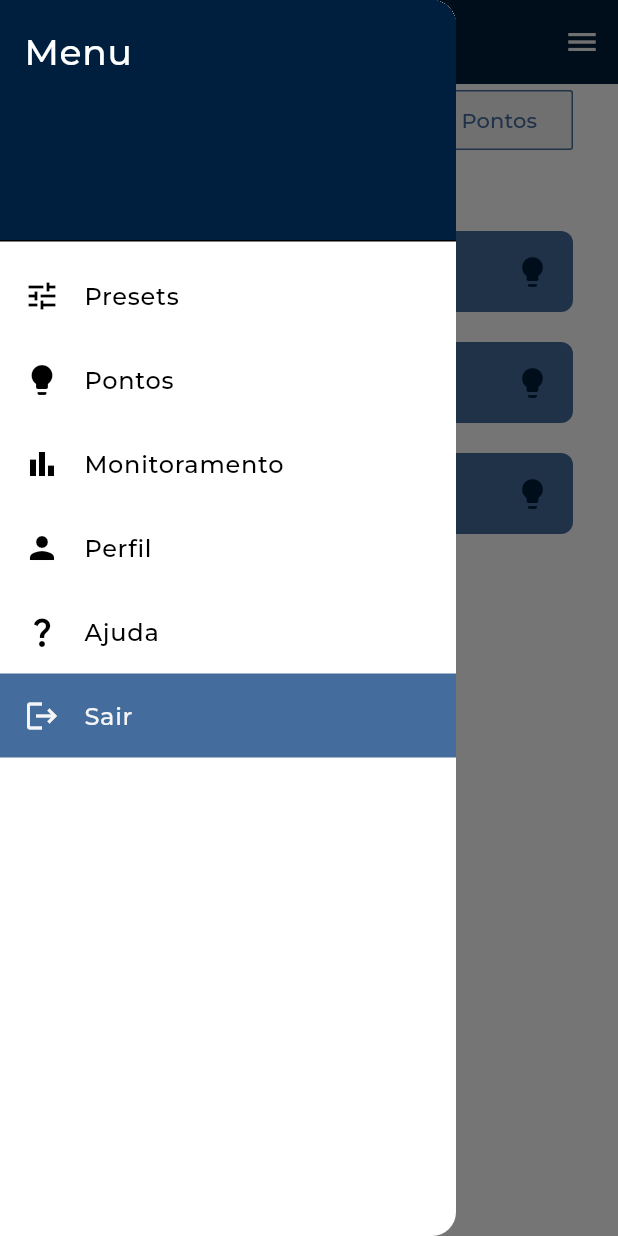
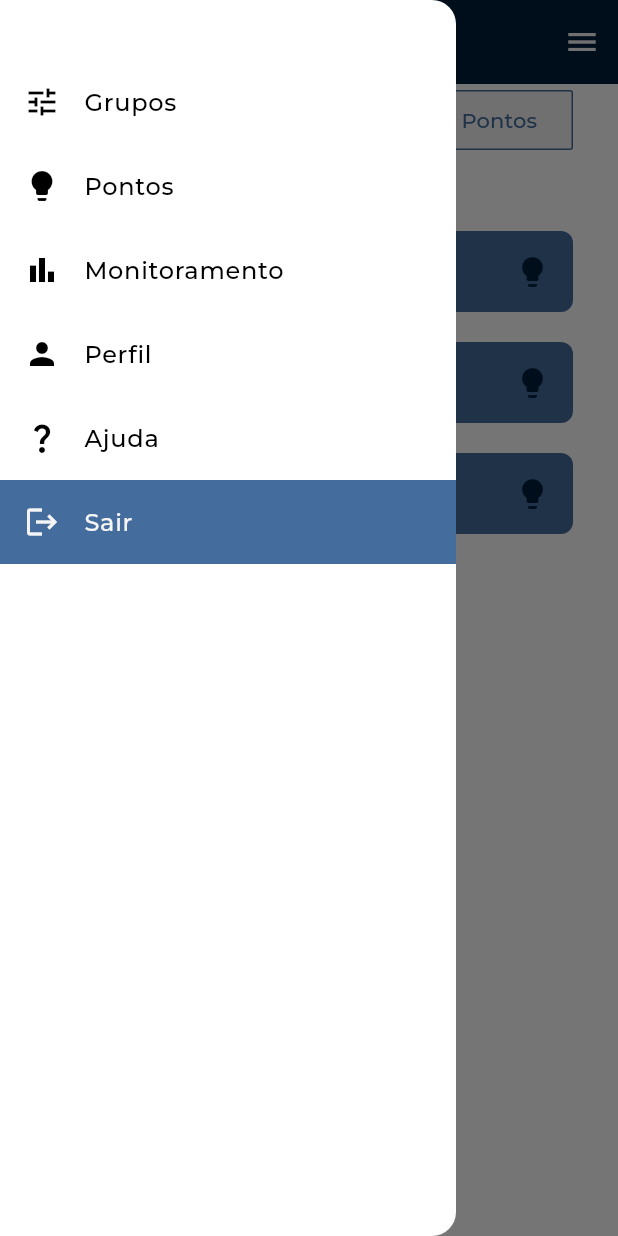
Before and after one commit to jacrifla/app_atalaia, a Flutter app: the HomePage screen opened directly, with the side drawer open, on a phone screen of 412 x 824 dp. Run offline on Flutter 3.47's test engine with Material 3 defaults, Android fonts, the phone set to English and light mode, and no system bars; project files that could hold a hidden picture were left out.

Commit message:
style: tirado header

```diff
--- a/lib/widgets/menu.dart
+++ b/lib/widgets/menu.dart
@@ -10,23 +10,11 @@ class CustomDrawer extends StatelessWidget {
   Widget build(BuildContext context) {
     return Drawer(
       child: ListView(
-        padding: EdgeInsets.zero,
+        padding: EdgeInsets.symmetric(vertical: 40),
         children: <Widget>[
-          DrawerHeader(
-            decoration: BoxDecoration(
-              color: Theme.of(context).colorScheme.primary,
-            ),
-            child: Text(
-              'Menu',
-              style: TextStyle(
-                color: Colors.white,
-                fontSize: 24,
-              ),
-            ),
-          ),
           ListTile(
             leading: Icon(Icons.tune),
-            title: Text('Presets'),
+            title: Text('Grupos'),
             onTap: () {},
           ),
           ListTile(
```
